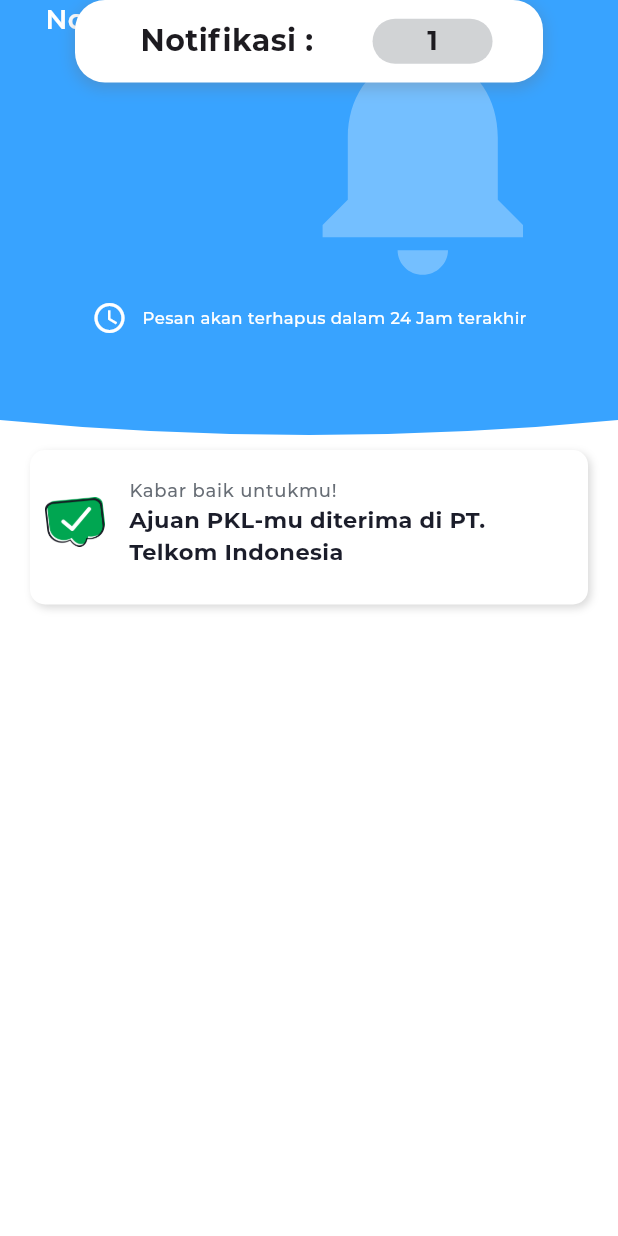
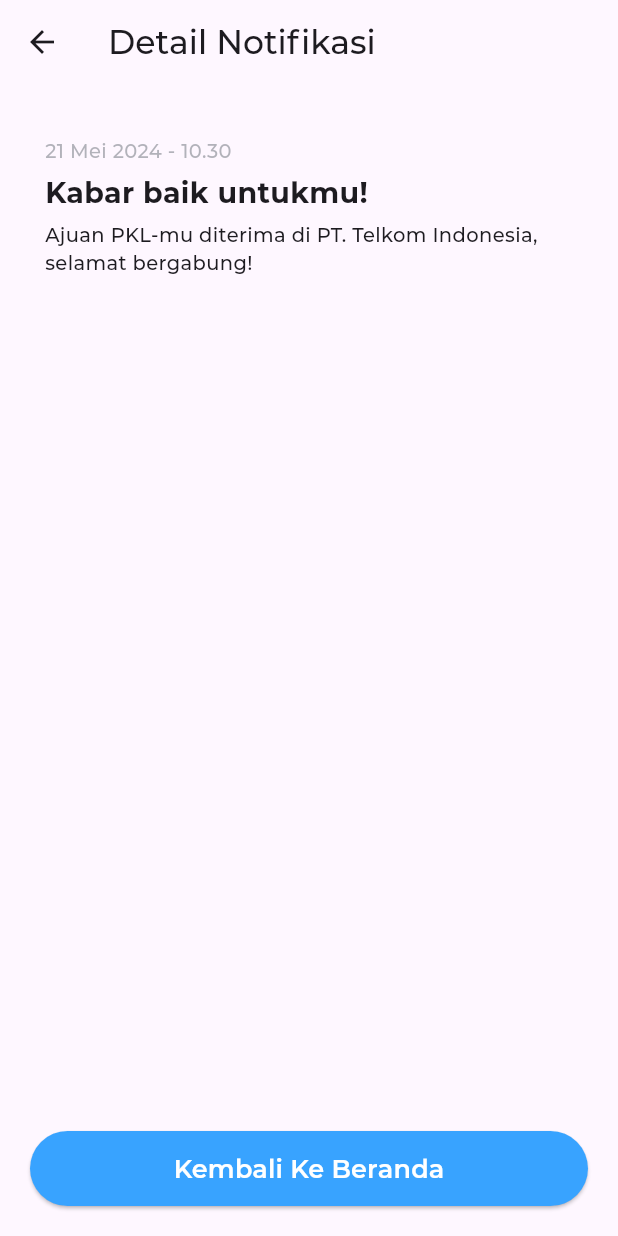
Before and after one commit to cngodingsmeda/simon-pkl, a Flutter app: the NotifikasiDudiView screen opened by its route, after a tap on "Kabar baik untukmu!", on a phone screen of 412 x 824 dp. Run offline on Flutter 3.47's test engine with Material 3 defaults, Android fonts, the phone set to English and light mode, and no system bars; our stand-ins replace get, get_storage, material_design_icons_flutter; missing offline and left inert: iconify_flutter, string_capitalize; accounts and stored records are empty.

Commit message:
Commit detail notifikasi dudi

```diff
--- /dev/null
+++ b/lib/app/modules/dudi/detail_notifikasi_dudi/bindings/detail_notifikasi_dudi_binding.dart
@@ -0,0 +1,12 @@
+import 'package:get/get.dart';
+
+import '../controllers/detail_notifikasi_dudi_controller.dart';
+
+class DetailNotifikasiDudiBinding extends Bindings {
+  @override
+  void dependencies() {
+    Get.lazyPut<DetailNotifikasiDudiController>(
+      () => DetailNotifikasiDudiController(),
+    );
+  }
+}
--- /dev/null
+++ b/lib/app/modules/dudi/detail_notifikasi_dudi/controllers/detail_notifikasi_dudi_controller.dart
@@ -0,0 +1,23 @@
+import 'package:get/get.dart';
+
+class DetailNotifikasiDudiController extends GetxController {
+  //TODO: Implement DetailNotifikasiDudiController
+
+  final count = 0.obs;
+  @override
+  void onInit() {
+    super.onInit();
+  }
+
+  @override
+  void onReady() {
+    super.onReady();
+  }
+
+  @override
+  void onClose() {
+    super.onClose();
+  }
+
+  void increment() => count.value++;
+}
--- /dev/null
+++ b/lib/app/modules/dudi/detail_notifikasi_dudi/views/detail_notifikasi_dudi_view.dart
@@ -0,0 +1,91 @@
+import 'package:flutter/material.dart';
+
+import 'package:get/get.dart';
+import 'package:intl/intl.dart';
+import 'package:simon_pkl/material/material.dart';
+
+import '../controllers/detail_notifikasi_dudi_controller.dart';
+
+class DetailNotifikasiDudiView extends GetView<DetailNotifikasiDudiController> {
+  @override
+  Widget build(BuildContext context) {
+    return Scaffold(
+      appBar: AppBar(
+        title: Text(
+          'Detail Notifikasi',
+          style: TextStyle(
+            fontFamily: AllMaterial.fontFamily,
+            // fontSize: 20,
+          ),
+        ),
+      ),
+      body: Padding(
+        padding: const EdgeInsets.symmetric(
+          horizontal: 30,
+          vertical: 35,
+        ),
+        child: Column(
+          crossAxisAlignment: CrossAxisAlignment.start,
+          children: [
+            Text(
+              '${DateFormat("d MMMM yyyy - H.m", "id_ID").format(
+                DateTime.now(),
+              )}',
+              style: TextStyle(
+                fontFamily: AllMaterial.fontFamily,
+                fontSize: 13,
+                color: AllMaterial.colorGrey.withOpacity(.5),
+              ),
+            ),
+            SizedBox(
+              height: 5,
+            ),
+            Text(
+              'Kabar baik untukmu!',
+              style: TextStyle(
+                fontFamily: AllMaterial.fontFamily,
+                fontSize: 19,
+                fontWeight: AllMaterial.fontBold,
+              ),
+            ),
+            SizedBox(
+              height: 5,
+            ),
+            Text(
+              'Ajuan PKL-mu diterima di PT. Telkom Indonesia, selamat bergabung!',
+              style: TextStyle(
+                fontFamily: AllMaterial.fontFamily,
+                fontSize: 13,
+              ),
+            ),
+          ],
+        ),
+      ),
+      bottomNavigationBar: Padding(
+        padding: const EdgeInsets.all(20.0),
+        child: ElevatedButton(
+          style: ButtonStyle(
+            fixedSize: MaterialStatePropertyAll(
+              Size(Get.width, 50),
+            ),
+            backgroundColor: MaterialStatePropertyAll(
+              AllMaterial.colorBlue,
+            ),
+          ),
+          onPressed: () {
+            Get.back();
+          },
+          child: const Text(
+            "Kembali Ke Beranda",
+            style: TextStyle(
+              fontSize: 17,
+              fontFamily: AllMaterial.fontFamily,
+              fontWeight: AllMaterial.fontSemiBold,
+              color: AllMaterial.colorWhite,
+            ),
+          ),
+        ),
+      ),
+    );
+  }
+}
--- a/lib/app/modules/dudi/notifikasi_dudi/views/notifikasi_dudi_view.dart
+++ b/lib/app/modules/dudi/notifikasi_dudi/views/notifikasi_dudi_view.dart
@@ -162,7 +162,7 @@
                                 "Ajuan PKL-mu diterima di PT. Telkom Indonesia",
                             contextImage: "assets/logo/accept.png",
                             onTapFunc: () {
-                              // Get.toNamed(RoutesName.settingsPage);
+                              Get.toNamed('/detail-notifikasi-dudi');
                             },
                           ),
                         ],
--- a/lib/app/routes/app_pages.dart
+++ b/lib/app/routes/app_pages.dart
@@ -2,6 +2,8 @@
 
 import '../modules/dudi/data_siswa_dudi/bindings/data_siswa_dudi_binding.dart';
 import '../modules/dudi/data_siswa_dudi/views/data_siswa_dudi_view.dart';
+import '../modules/dudi/detail_notifikasi_dudi/bindings/detail_notifikasi_dudi_binding.dart';
+import '../modules/dudi/detail_notifikasi_dudi/views/detail_notifikasi_dudi_view.dart';
 import '../modules/dudi/home_dudi/bindings/home_dudi_binding.dart';
 import '../modules/dudi/home_dudi/views/home_dudi_view.dart';
 import '../modules/dudi/home_page_dudi/bindings/home_page_dudi_binding.dart';
@@ -121,5 +123,10 @@
       page: () => ProfileDudiView(),
       binding: ProfileDudiBinding(),
     ),
+    GetPage(
+      name: _Paths.DETAIL_NOTIFIKASI_DUDI,
+      page: () => DetailNotifikasiDudiView(),
+      binding: DetailNotifikasiDudiBinding(),
+    ),
   ];
 }
--- a/lib/app/routes/app_routes.dart
+++ b/lib/app/routes/app_routes.dart
@@ -23,6 +23,8 @@
   static const NOTIFIKASI_DUDI = _Paths.DUDI + _Paths.NOTIFIKASI_DUDI;
   static const DATA_SISWA_DUDI = _Paths.DUDI + _Paths.DATA_SISWA_DUDI;
   static const PROFILE_DUDI = _Paths.DUDI + _Paths.PROFILE_DUDI;
+  static const DETAIL_NOTIFIKASI_DUDI =
+      _Paths.DUDI + _Paths.DETAIL_NOTIFIKASI_DUDI;
 }
 
 abstract class _Paths {
@@ -46,4 +48,5 @@
   static const NOTIFIKASI_DUDI = '/notifikasi-dudi';
   static const DATA_SISWA_DUDI = '/data-siswa-dudi';
   static const PROFILE_DUDI = '/profile-dudi';
+  static const DETAIL_NOTIFIKASI_DUDI = '/detail-notifikasi-dudi';
 }
```
